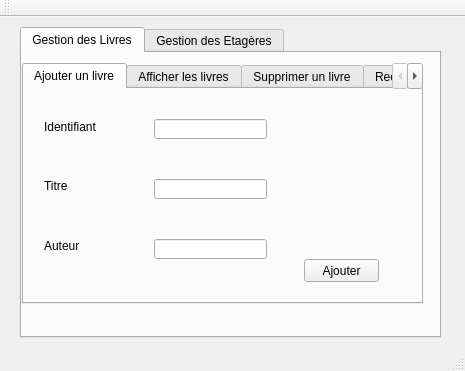
ChamseddineChennoufi/ElectricInkWLM, file mainwindow.ui: the form before one commit.
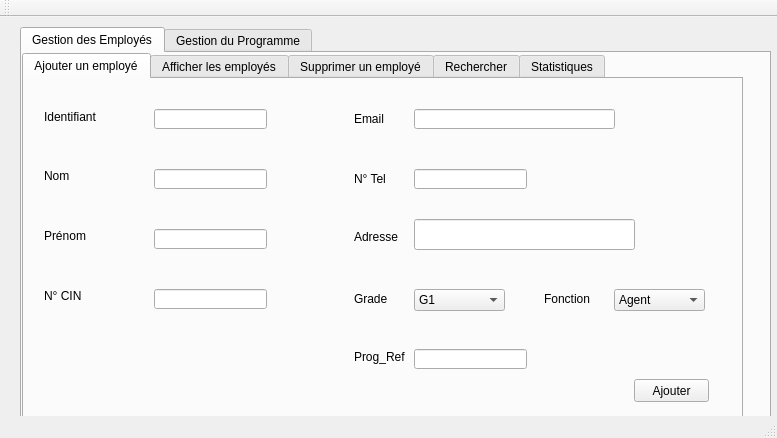
The form after the commit. The open tabs and pages were chosen to show the change.

```diff
--- a/mainwindow.ui
+++ b/mainwindow.ui
@@ -6,8 +6,8 @@
    <rect>
     <x>0</x>
     <y>0</y>
-    <width>465</width>
-    <height>371</height>
+    <width>777</width>
+    <height>438</height>
    </rect>
   </property>
   <property name="windowTitle">
@@ -19,8 +19,8 @@
      <rect>
       <x>20</x>
       <y>10</y>
-      <width>421</width>
-      <height>311</height>
+      <width>751</width>
+      <height>421</height>
      </rect>
     </property>
     <property name="currentIndex">
@@ -28,15 +28,15 @@
     </property>
     <widget class="QWidget" name="tab_4">
      <attribute name="title">
-      <string>Gestion des Livres</string>
+      <string>Gestion des Employés</string>
      </attribute>
      <widget class="QTabWidget" name="tabWidget">
       <property name="geometry">
        <rect>
         <x>0</x>
-        <y>10</y>
-        <width>401</width>
-        <height>241</height>
+        <y>0</y>
+        <width>721</width>
+        <height>421</height>
        </rect>
       </property>
       <property name="currentIndex">
@@ -44,7 +44,7 @@
       </property>
       <widget class="QWidget" name="tab">
        <attribute name="title">
-        <string>Ajouter un livre</string>
+        <string>Ajouter un employé</string>
        </attribute>
        <widget class="QLabel" name="label">
         <property name="geometry">
@@ -69,7 +69,7 @@
          </rect>
         </property>
         <property name="text">
-         <string>Titre</string>
+         <string>Nom</string>
         </property>
        </widget>
        <widget class="QLabel" name="label_3">
@@ -82,7 +82,7 @@
          </rect>
         </property>
         <property name="text">
-         <string>Auteur</string>
+         <string>Prénom</string>
         </property>
        </widget>
        <widget class="QLineEdit" name="lineEdit_id">
@@ -118,8 +118,8 @@
        <widget class="QPushButton" name="pb_ajouter">
         <property name="geometry">
          <rect>
-          <x>280</x>
-          <y>170</y>
+          <x>610</x>
+          <y>300</y>
           <width>75</width>
           <height>23</height>
          </rect>
@@ -128,10 +128,196 @@
          <string>Ajouter</string>
         </property>
        </widget>
+       <widget class="QLineEdit" name="lineEdit_CIN">
+        <property name="geometry">
+         <rect>
+          <x>130</x>
+          <y>210</y>
+          <width>113</width>
+          <height>20</height>
+         </rect>
+        </property>
+       </widget>
+       <widget class="QLabel" name="label_5">
+        <property name="geometry">
+         <rect>
+          <x>20</x>
+          <y>210</y>
+          <width>47</width>
+          <height>13</height>
+         </rect>
+        </property>
+        <property name="text">
+         <string>N° CIN</string>
+        </property>
+       </widget>
+       <widget class="QLabel" name="label_7">
+        <property name="geometry">
+         <rect>
+          <x>330</x>
+          <y>30</y>
+          <width>41</width>
+          <height>20</height>
+         </rect>
+        </property>
+        <property name="text">
+         <string>Email</string>
+        </property>
+       </widget>
+       <widget class="QLineEdit" name="lineEdit_Email">
+        <property name="geometry">
+         <rect>
+          <x>390</x>
+          <y>30</y>
+          <width>201</width>
+          <height>20</height>
+         </rect>
+        </property>
+       </widget>
+       <widget class="QLabel" name="label_8">
+        <property name="geometry">
+         <rect>
+          <x>330</x>
+          <y>90</y>
+          <width>41</width>
+          <height>20</height>
+         </rect>
+        </property>
+        <property name="text">
+         <string>N° Tel</string>
+        </property>
+       </widget>
+       <widget class="QLineEdit" name="lineEdit_Tel">
+        <property name="geometry">
+         <rect>
+          <x>390</x>
+          <y>90</y>
+          <width>113</width>
+          <height>20</height>
+         </rect>
+        </property>
+       </widget>
+       <widget class="QLabel" name="label_9">
+        <property name="geometry">
+         <rect>
+          <x>330</x>
+          <y>150</y>
+          <width>51</width>
+          <height>16</height>
+         </rect>
+        </property>
+        <property name="text">
+         <string>Adresse</string>
+        </property>
+       </widget>
+       <widget class="QLineEdit" name="lineEdit_Adresse">
+        <property name="geometry">
+         <rect>
+          <x>390</x>
+          <y>140</y>
+          <width>221</width>
+          <height>31</height>
+         </rect>
+        </property>
+       </widget>
+       <widget class="QLabel" name="label_10">
+        <property name="geometry">
+         <rect>
+          <x>330</x>
+          <y>210</y>
+          <width>41</width>
+          <height>20</height>
+         </rect>
+        </property>
+        <property name="text">
+         <string>Grade</string>
+        </property>
+       </widget>
+       <widget class="QComboBox" name="comboBox">
+        <property name="geometry">
+         <rect>
+          <x>390</x>
+          <y>210</y>
+          <width>91</width>
+          <height>22</height>
+         </rect>
+        </property>
+        <item>
+         <property name="text">
+          <string>G1</string>
+         </property>
+        </item>
+        <item>
+         <property name="text">
+          <string>G2</string>
+         </property>
+        </item>
+        <item>
+         <property name="text">
+          <string>G3</string>
+         </property>
+        </item>
+       </widget>
+       <widget class="QComboBox" name="comboBox_2">
+        <property name="geometry">
+         <rect>
+          <x>590</x>
+          <y>210</y>
+          <width>91</width>
+          <height>22</height>
+         </rect>
+        </property>
+        <item>
+         <property name="text">
+          <string>Agent</string>
+         </property>
+        </item>
+        <item>
+         <property name="text">
+          <string>Admin</string>
+         </property>
+        </item>
+       </widget>
+       <widget class="QLabel" name="label_11">
+        <property name="geometry">
+         <rect>
+          <x>520</x>
+          <y>210</y>
+          <width>51</width>
+          <height>20</height>
+         </rect>
+        </property>
+        <property name="text">
+         <string>Fonction</string>
+        </property>
+       </widget>
+       <widget class="QLabel" name="label_12">
+        <property name="geometry">
+         <rect>
+          <x>330</x>
+          <y>270</y>
+          <width>51</width>
+          <height>16</height>
+         </rect>
+        </property>
+        <property name="text">
+         <string>Prog_Ref</string>
+        </property>
+       </widget>
+       <widget class="QLineEdit" name="lineEdit_Prog_ID">
+        <property name="geometry">
+         <rect>
+          <x>390</x>
+          <y>270</y>
+          <width>113</width>
+          <height>20</height>
+         </rect>
+        </property>
+       </widget>
       </widget>
       <widget class="QWidget" name="tab_2">
        <attribute name="title">
-        <string>Afficher les livres</string>
+        <string>Afficher les employés</string>
        </attribute>
        <widget class="QTableView" name="tablivre">
         <property name="geometry">
@@ -146,7 +332,7 @@
       </widget>
       <widget class="QWidget" name="tab_3">
        <attribute name="title">
-        <string>Supprimer un livre</string>
+        <string>Supprimer un employé</string>
        </attribute>
        <widget class="QLineEdit" name="lineEdit_id_2">
         <property name="geometry">
@@ -187,7 +373,7 @@
       </widget>
       <widget class="QWidget" name="tab_19">
        <attribute name="title">
-        <string>Rechercher un livre</string>
+        <string>Rechercher</string>
        </attribute>
        <widget class="QLabel" name="label_25">
         <property name="geometry">
@@ -236,9 +422,9 @@
         </property>
        </widget>
       </widget>
-      <widget class="QWidget" name="tab_9">
+      <widget class="QWidget" name="tab_10">
        <attribute name="title">
-        <string>Modifier un livre</string>
+        <string>Statistiques</string>
        </attribute>
        <widget class="QLineEdit" name="lineEdit_idmod">
         <property name="geometry">
@@ -250,84 +436,12 @@
          </rect>
         </property>
        </widget>
-       <widget class="QLabel" name="label_9">
-        <property name="geometry">
-         <rect>
-          <x>40</x>
-          <y>40</y>
-          <width>61</width>
-          <height>16</height>
-         </rect>
-        </property>
-        <property name="text">
-         <string>Identifiant</string>
-        </property>
-       </widget>
-       <widget class="QPushButton" name="pb_modifier">
-        <property name="geometry">
-         <rect>
-          <x>270</x>
-          <y>170</y>
-          <width>75</width>
-          <height>23</height>
-         </rect>
-        </property>
-        <property name="text">
-         <string>Modifier</string>
-        </property>
-       </widget>
-       <widget class="QLineEdit" name="lineEdit_auteurmod">
-        <property name="geometry">
-         <rect>
-          <x>150</x>
-          <y>120</y>
-          <width>113</width>
-          <height>20</height>
-         </rect>
-        </property>
-       </widget>
-       <widget class="QLabel" name="label_20">
-        <property name="geometry">
-         <rect>
-          <x>40</x>
-          <y>80</y>
-          <width>47</width>
-          <height>13</height>
-         </rect>
-        </property>
-        <property name="text">
-         <string>Titre</string>
-        </property>
-       </widget>
-       <widget class="QLineEdit" name="lineEdit_titremod">
-        <property name="geometry">
-         <rect>
-          <x>150</x>
-          <y>80</y>
-          <width>113</width>
-          <height>20</height>
-         </rect>
-        </property>
-       </widget>
-       <widget class="QLabel" name="label_21">
-        <property name="geometry">
-         <rect>
-          <x>40</x>
-          <y>120</y>
-          <width>47</width>
-          <height>13</height>
-         </rect>
-        </property>
-        <property name="text">
-         <string>Auteur</string>
-        </property>
-       </widget>
       </widget>
      </widget>
     </widget>
     <widget class="QWidget" name="tab_5">
      <attribute name="title">
-      <string>Gestion des Etagères</string>
+      <string>Gestion du Programme</string>
      </attribute>
      <widget class="QTabWidget" name="tabWidget_3">
       <property name="geometry">
@@ -345,39 +459,6 @@
        <attribute name="title">
         <string>Ajouter une étagère</string>
        </attribute>
-       <widget class="QLabel" name="label_5">
-        <property name="geometry">
-         <rect>
-          <x>20</x>
-          <y>40</y>
-          <width>61</width>
-          <height>16</height>
-         </rect>
-        </property>
-        <property name="text">
-         <string>Identifiant</string>
-        </property>
-       </widget>
-       <widget class="QLineEdit" name="lineEdit_id_3">
-        <property name="geometry">
-         <rect>
-          <x>130</x>
-          <y>40</y>
-          <width>113</width>
-          <height>20</height>
-         </rect>
-        </property>
-       </widget>
-       <widget class="QLineEdit" name="lineEdit_quantite">
-        <property name="geometry">
-         <rect>
-          <x>130</x>
-          <y>100</y>
-          <width>113</width>
-          <height>20</height>
-         </rect>
-        </property>
-       </widget>
        <widget class="QLabel" name="label_6">
         <property name="geometry">
          <rect>
@@ -401,19 +482,6 @@
          </rect>
         </property>
        </widget>
-       <widget class="QLabel" name="label_7">
-        <property name="geometry">
-         <rect>
-          <x>20</x>
-          <y>160</y>
-          <width>61</width>
-          <height>16</height>
-         </rect>
-        </property>
-        <property name="text">
-         <string>Etat</string>
-        </property>
-       </widget>
        <widget class="QPushButton" name="pb_ajouter_2">
         <property name="geometry">
          <rect>
@@ -447,40 +515,14 @@
        <attribute name="title">
         <string>Supprimer une étagère</string>
        </attribute>
-       <widget class="QLabel" name="label_8">
+       <widget class="QTableView" name="tab_prog">
         <property name="geometry">
          <rect>
-          <x>40</x>
-          <y>60</y>
-          <width>61</width>
-          <height>16</height>
+          <x>10</x>
+          <y>10</y>
+          <width>341</width>
+          <height>171</height>
          </rect>
-        </property>
-        <property name="text">
-         <string>Identifiant</string>
-        </property>
-       </widget>
-       <widget class="QLineEdit" name="lineEdit_id_6">
-        <property name="geometry">
-         <rect>
-          <x>150</x>
-          <y>60</y>
-          <width>113</width>
-          <height>20</height>
-         </rect>
-        </property>
-       </widget>
-       <widget class="QPushButton" name="pb_supprimer_2">
-        <property name="geometry">
-         <rect>
-          <x>220</x>
-          <y>150</y>
-          <width>75</width>
-          <height>23</height>
-         </rect>
-        </property>
-        <property name="text">
-         <string>Supprimer</string>
         </property>
        </widget>
       </widget>
```
Left out of the diff: 316 changed lines with no effect on the pictures.
